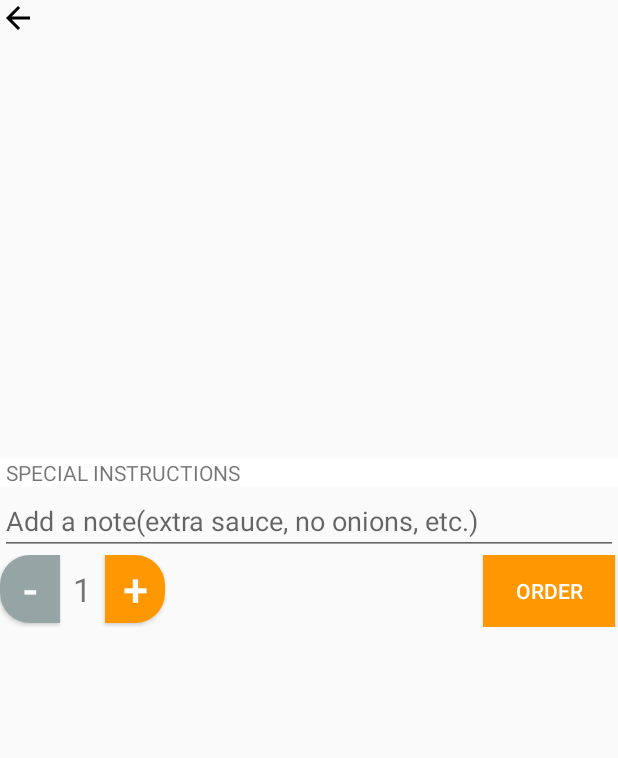
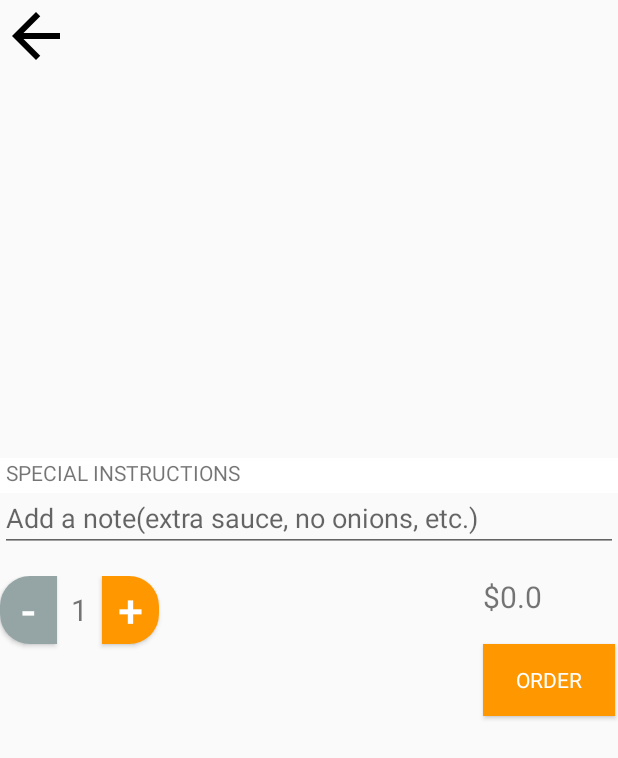
Before and after one commit to shuweizhao/Wokba, an Android app: the PlateOrderActivity screen opened directly, with no data from a screen before it, on a phone screen of 412 x 824 dp. Shown: the top 758 px of the screen. Run offline under Robolectric (Android 15) with nearby library versions, the light colour scheme and no system bars; libraries missing offline, so code that uses them is left out: com.facebook.drawee; plain views replace SimpleDraweeView; pictures from the network do not load; 8 statements that could not run were skipped.

Commit message:
finish plate order page with count increase and decrease + order

```diff
--- a/app/src/main/java/com/example/shuweizhao/wokba/PlateOrderActivity.java
+++ b/app/src/main/java/com/example/shuweizhao/wokba/PlateOrderActivity.java
@@ -17,6 +17,11 @@ import com.facebook.drawee.view.SimpleDraweeView;
  * Created by shuweizhao on 3/29/16.
  */
 public class PlateOrderActivity extends AppCompatActivity implements View.OnClickListener{
+    private Button add, remove, order;
+    private TextView title, description, count, price;
+    private TextInputEditText notes;
+    private double unitprice;
+
     @Override
     protected void onCreate(Bundle savedInstanceState) {
         super.onCreate(savedInstanceState);
@@ -26,20 +31,26 @@ public class PlateOrderActivity extends AppCompatActivity implements View.OnClic
         String[] params = getIntent().getStringExtra(Intent.EXTRA_TEXT).split("#");
 
         SimpleDraweeView pic = (SimpleDraweeView) findViewById(R.id.plate_order_pic);
-        TextView title = (TextView) findViewById(R.id.plate_order_title);
-        TextView description = (TextView) findViewById(R.id.plate_order_description);
+        title = (TextView) findViewById(R.id.plate_order_title);
+        description = (TextView) findViewById(R.id.plate_order_description);
         ImageButton back = (ImageButton) findViewById(R.id.plate_order_return);
-        Button order = (Button) findViewById(R.id.plate_order_order);
-        Button remove = (Button) findViewById(R.id.plate_order_remove);
-        TextView count = (TextView) findViewById(R.id.plate_order_count);
-        TextInputEditText notes = (TextInputEditText) findViewById(R.id.plate_order_notes);
-
+        order = (Button) findViewById(R.id.plate_order_order);
+        remove = (Button) findViewById(R.id.plate_order_remove);
+        add = (Button) findViewById(R.id.plate_order_add);
+        count = (TextView) findViewById(R.id.plate_order_count);
+        price = (TextView) findViewById(R.id.plate_order_unit_price);
+        notes = (TextInputEditText) findViewById(R.id.plate_order_notes);
+        unitprice = Double.valueOf(params[2]);
         Uri uri = Uri.parse("https://wokba.com/images/plates/" + params[6]);
         pic.setImageURI(uri);
         title.setText(params[1]);
         description.setText(params[3]);
+        price.setText( "$" + unitprice);
 
         back.setOnClickListener(this);
+        order.setOnClickListener(this);
+        add.setOnClickListener(this);
+        remove.setOnClickListener(this);
     }
 
     @Override
@@ -49,6 +60,33 @@ public class PlateOrderActivity extends AppCompatActivity implements View.OnClic
             case R.id.plate_order_return :
                 finish();
                 break;
+            case R.id.plate_order_add :
+                int i = Integer.valueOf(count.getText().toString());
+                i++;
+                if (i > 1) {
+                    remove.setBackground(getResources().getDrawable(R.drawable.left_round_button_click));
+                }
+                count.setText("" + i);
+                price.setText("$" + (i * unitprice));
+                break;
+            case R.id.plate_order_remove :
+                int ii = Integer.valueOf(count.getText().toString());
+                ii--;
+                if (ii == 1) {
+                    remove.setEnabled(false);
+                    remove.setBackground(getResources().getDrawable(R.drawable.left_rount_button));
+                }
+                else {
+                    remove.setEnabled(true);
+                    remove.setBackground(getResources().getDrawable(R.drawable.left_round_button_click));
+                    remove.setOnClickListener(this);
+                }
+                count.setText("" + ii);
+                price.setText("$" + (ii * unitprice));
+                break;
+            case R.id.plate_order_order :
+                break;
+
         }
     }
 }
--- /dev/null
+++ b/app/src/main/res/drawable/ic_arrow_back_48dp.xml
@@ -0,0 +1,4 @@
+<vector android:height="48dp" android:viewportHeight="24.0"
+    android:viewportWidth="24.0" android:width="48dp" xmlns:android="http://schemas.android.com/apk/res/android">
+    <path android:fillColor="#FF000000" android:pathData="M20,11H7.83l5.59,-5.59L12,4l-8,8 8,8 1.41,-1.41L7.83,13H20v-2z"/>
+</vector>
--- /dev/null
+++ b/app/src/main/res/drawable/left_round_button_click.xml
@@ -0,0 +1,12 @@
+<?xml version="1.0" encoding="utf-8"?>
+<shape xmlns:android="http://schemas.android.com/apk/res/android"
+    android:shape="rectangle">
+    <solid android:color="@color/colorPrimary"></solid>
+    <!-- 线的宽度，颜色灰色 -->
+    <stroke android:width="0dp" android:color="#D5D5D5"></stroke>
+    <!-- 矩形的圆角半径 -->
+    <corners android:topRightRadius="0dp"
+        android:bottomLeftRadius="20dp"
+        android:topLeftRadius="20dp"
+        android:bottomRightRadius="0dp"  />
+</shape>
--- a/app/src/main/res/layout/plate_order_layout.xml
+++ b/app/src/main/res/layout/plate_order_layout.xml
@@ -8,7 +8,8 @@
         android:layout_height="match_parent"
         android:orientation="vertical"
         android:focusable="true"
-        android:focusableInTouchMode="true">
+        android:focusableInTouchMode="true"
+        android:weightSum="1">
         <RelativeLayout
             android:layout_width="match_parent"
             android:layout_height="200dp">
@@ -19,7 +20,7 @@
                 />
             <ImageButton android:layout_height="wrap_content"
                 android:layout_width="wrap_content"
-                android:src="@drawable/ic_arrow_back_24dp"
+                android:src="@drawable/ic_arrow_back_48dp"
                 android:background="@null"
                 android:layout_alignParentLeft="true"
                 android:layout_alignParentTop="true"
@@ -45,11 +46,13 @@
             android:layout_height="wrap_content"
             android:text="@string/special_instructions"
             android:paddingLeft="4dp"
+            android:paddingBottom="4dp"
             android:background="@android:color/background_light"/>
         <android.support.design.widget.TextInputEditText
             android:layout_width="match_parent"
             android:layout_height="wrap_content"
             android:paddingLeft="4dp"
+            android:paddingTop="4dp"
             android:maxLines="2"
             android:hint="@string/plate_order_notes"
             android:id="@+id/plate_order_notes"
@@ -57,11 +60,12 @@
             android:nextFocusLeft="@id/plate_order_notes"/>
         <RelativeLayout
             android:layout_width="match_parent"
-            android:layout_height="wrap_content"
-            >
+            android:layout_height="100dp"
+            android:paddingTop="16dp"
+            android:layout_weight="0.10">
             <Button
-                android:layout_width="40dp"
                 android:layout_height="45dp"
+                android:layout_width="38dp"
                 android:textColor="@color/colorText"
                 android:id="@+id/plate_order_remove"
                 android:text="-"
@@ -73,30 +77,40 @@
             <TextView android:layout_height="45dp"
                 android:layout_width="30dp"
                 android:text="1"
-                android:textSize="22sp"
+                android:textSize="20sp"
                 android:gravity="center"
                 android:id="@+id/plate_order_count"
                 android:layout_alignParentTop="true"
                 android:layout_toEndOf="@+id/plate_order_remove" />
             <Button
-                android:layout_width="40dp"
                 android:layout_height="45dp"
+                android:layout_width="38dp"
                 android:textColor="@color/colorText"
                 android:text="+"
                 android:textSize="30sp"
                 android:background="@drawable/right_round_button"
                 android:layout_alignParentTop="true"
-                android:layout_toEndOf="@+id/plate_order_count" />
+                android:layout_toEndOf="@+id/plate_order_count"
+                android:id="@+id/plate_order_add"/>
+            <TextView
+                android:layout_width="38dp"
+                android:layout_height="45dp"
+                android:id="@+id/plate_order_unit_price"
+                android:textSize="20sp"
+                android:layout_alignParentTop="true"
+                android:layout_alignParentRight="true"
+                android:layout_alignStart="@+id/plate_order_order" />
             <Button
                 android:layout_width="wrap_content"
                 android:layout_height="wrap_content"
                 android:text="Order"
+                style="?android:textAppearanceSmall"
                 android:textColor="@color/colorText"
                 android:layout_marginRight="2dp"
                 android:background="@color/colorPrimary"
-                android:layout_alignBottom="@+id/plate_item_remove"
-                android:layout_alignParentEnd="true"
-                android:id="@+id/plate_order_order"/>
+                android:id="@+id/plate_order_order"
+                android:layout_below="@+id/plate_order_unit_price"
+                android:layout_alignParentEnd="true" />
         </RelativeLayout>
     </LinearLayout>
 
--- a/app/src/main/res/layout/store_detail_layout.xml
+++ b/app/src/main/res/layout/store_detail_layout.xml
@@ -5,7 +5,7 @@
     android:orientation="vertical">
     <RelativeLayout
         android:layout_width="match_parent"
-        android:layout_height="180dp"
+        android:layout_height="150dp"
         android:padding="8dp">
         <com.facebook.drawee.view.SimpleDraweeView
             android:layout_width="match_parent"
```
